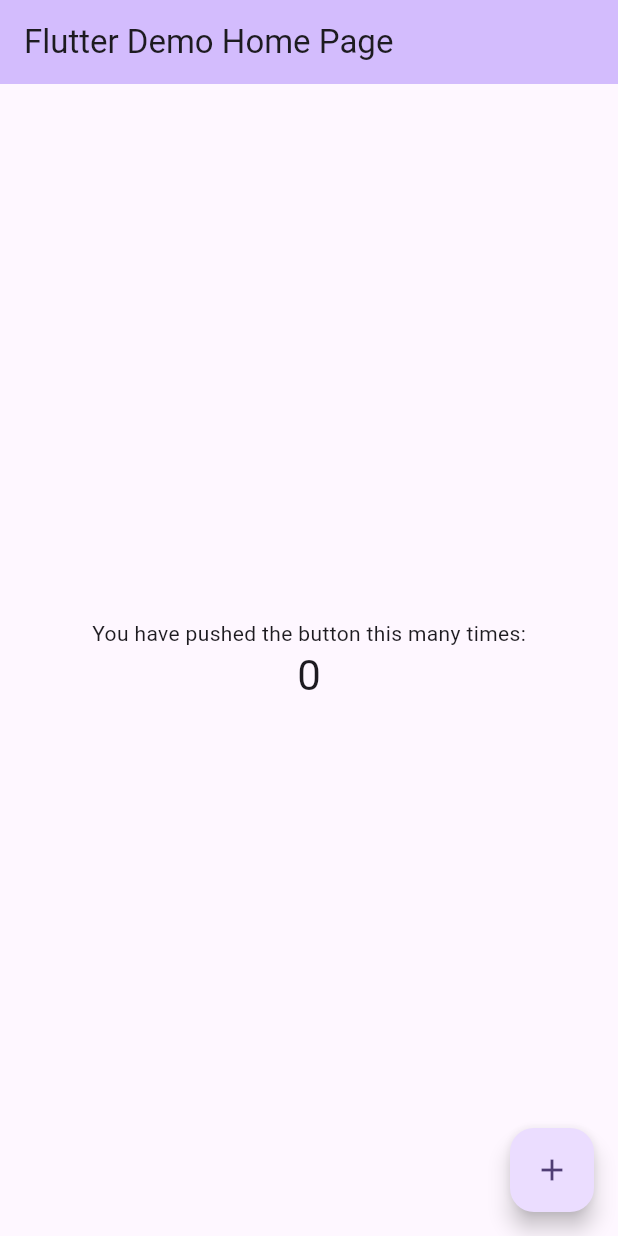
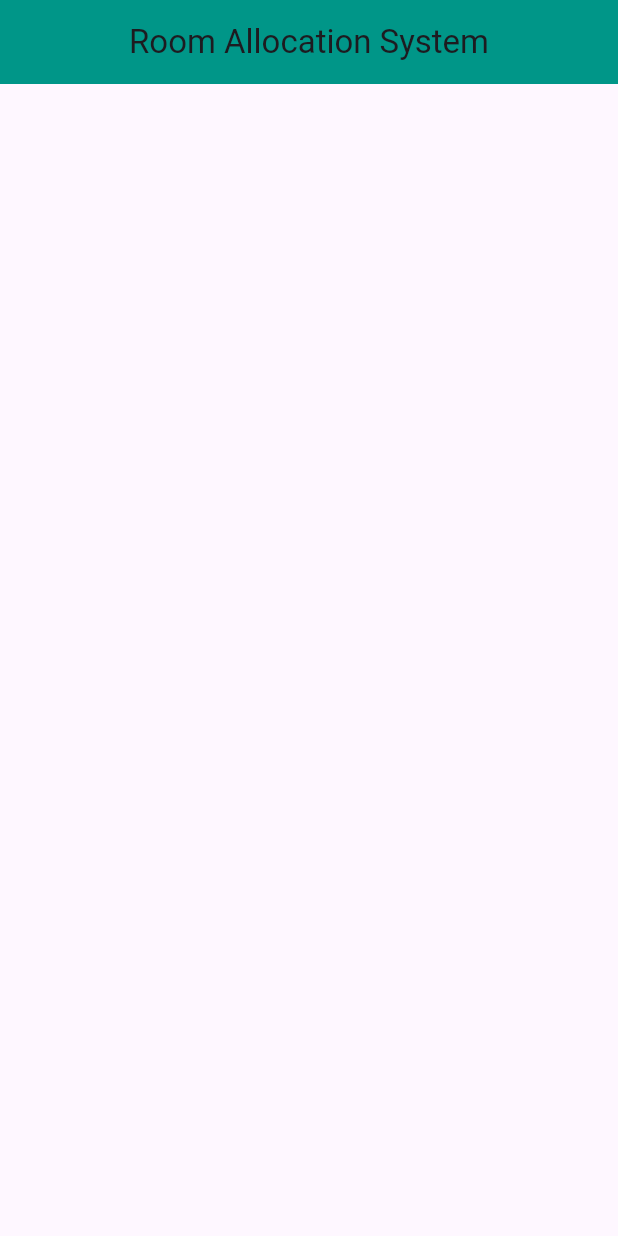
Before and after one commit to Najma-Lopa/Room-Allocation, a Flutter app: the screen it shows after launch, on a phone screen of 412 x 824 dp. Run offline on Flutter 3.47's test engine with Material 3 defaults, Android fonts, the phone set to English and light mode, and no system bars.

Commit message:
update Style

```diff
--- a/lib/main.dart
+++ b/lib/main.dart
@@ -1,125 +1,33 @@
+import 'package:flutter/cupertino.dart';
 import 'package:flutter/material.dart';
 
-void main() {
-  runApp(const MyApp());
+void main(){
+  runApp(MyApp());
 }
 
 class MyApp extends StatelessWidget {
   const MyApp({super.key});
 
-  // This widget is the root of your application.
   @override
   Widget build(BuildContext context) {
     return MaterialApp(
-      title: 'Flutter Demo',
-      theme: ThemeData(
-        // This is the theme of your application.
-        //
-        // TRY THIS: Try running your application with "flutter run". You'll see
-        // the application has a purple toolbar. Then, without quitting the app,
-        // try changing the seedColor in the colorScheme below to Colors.green
-        // and then invoke "hot reload" (save your changes or press the "hot
-        // reload" button in a Flutter-supported IDE, or press "r" if you used
-        // the command line to start the app).
-        //
-        // Notice that the counter didn't reset back to zero; the application
-        // state is not lost during the reload. To reset the state, use hot
-        // restart instead.
-        //
-        // This works for code too, not just values: Most code changes can be
-        // tested with just a hot reload.
-        colorScheme: ColorScheme.fromSeed(seedColor: Colors.deepPurple),
-        useMaterial3: true,
-      ),
-      home: const MyHomePage(title: 'Flutter Demo Home Page'),
+      home: homePage(),
+      debugShowCheckedModeBanner: false,
     );
   }
 }
 
-class MyHomePage extends StatefulWidget {
-  const MyHomePage({super.key, required this.title});
-
-  // This widget is the home page of your application. It is stateful, meaning
-  // that it has a State object (defined below) that contains fields that affect
-  // how it looks.
-
-  // This class is the configuration for the state. It holds the values (in this
-  // case the title) provided by the parent (in this case the App widget) and
-  // used by the build method of the State. Fields in a Widget subclass are
-  // always marked "final".
-
-  final String title;
-
-  @override
-  State<MyHomePage> createState() => _MyHomePageState();
-}
-
-class _MyHomePageState extends State<MyHomePage> {
-  int _counter = 0;
-
-  void _incrementCounter() {
-    setState(() {
-      // This call to setState tells the Flutter framework that something has
-      // changed in this State, which causes it to rerun the build method below
-      // so that the display can reflect the updated values. If we changed
-      // _counter without calling setState(), then the build method would not be
-      // called again, and so nothing would appear to happen.
-      _counter++;
-    });
-  }
+class homePage extends StatelessWidget {
+  const homePage({super.key});
 
   @override
   Widget build(BuildContext context) {
-    // This method is rerun every time setState is called, for instance as done
-    // by the _incrementCounter method above.
-    //
-    // The Flutter framework has been optimized to make rerunning build methods
-    // fast, so that you can just rebuild anything that needs updating rather
-    // than having to individually change instances of widgets.
     return Scaffold(
       appBar: AppBar(
-        // TRY THIS: Try changing the color here to a specific color (to
-        // Colors.amber, perhaps?) and trigger a hot reload to see the AppBar
-        // change color while the other colors stay the same.
-        backgroundColor: Theme.of(context).colorScheme.inversePrimary,
-        // Here we take the value from the MyHomePage object that was created by
-        // the App.build method, and use it to set our appbar title.
-        title: Text(widget.title),
+        title: Text("Room Allocation System"),
+        backgroundColor: Colors.teal,
+        centerTitle: true,
       ),
-      body: Center(
-        // Center is a layout widget. It takes a single child and positions it
-        // in the middle of the parent.
-        child: Column(
-          // Column is also a layout widget. It takes a list of children and
-          // arranges them vertically. By default, it sizes itself to fit its
-          // children horizontally, and tries to be as tall as its parent.
-          //
-          // Column has various properties to control how it sizes itself and
-          // how it positions its children. Here we use mainAxisAlignment to
-          // center the children vertically; the main axis here is the vertical
-          // axis because Columns are vertical (the cross axis would be
-          // horizontal).
-          //
-          // TRY THIS: Invoke "debug painting" (choose the "Toggle Debug Paint"
-          // action in the IDE, or press "p" in the console), to see the
-          // wireframe for each widget.
-          mainAxisAlignment: MainAxisAlignment.center,
-          children: <Widget>[
-            const Text(
-              'You have pushed the button this many times:',
-            ),
-            Text(
-              '$_counter',
-              style: Theme.of(context).textTheme.headlineMedium,
-            ),
-          ],
-        ),
-      ),
-      floatingActionButton: FloatingActionButton(
-        onPressed: _incrementCounter,
-        tooltip: 'Increment',
-        child: const Icon(Icons.add),
-      ), // This trailing comma makes auto-formatting nicer for build methods.
     );
   }
 }
```
